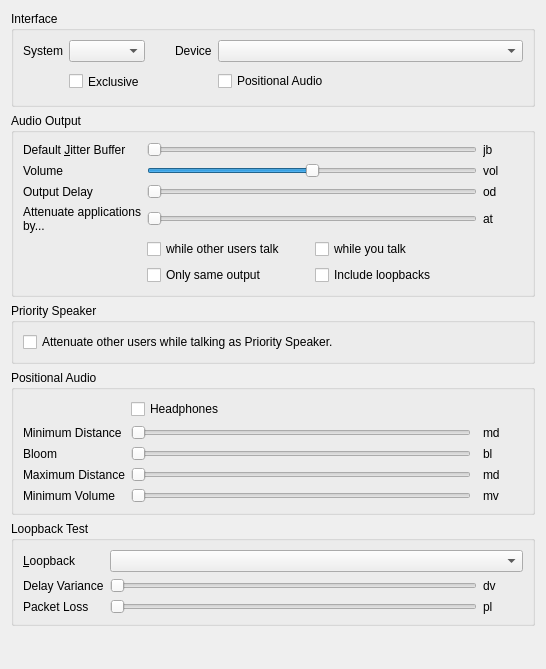
This is src/mumble/AudioOutput.ui in mumble-voip/mumble as Qt 5 draws it before an edit. The edited form follows.
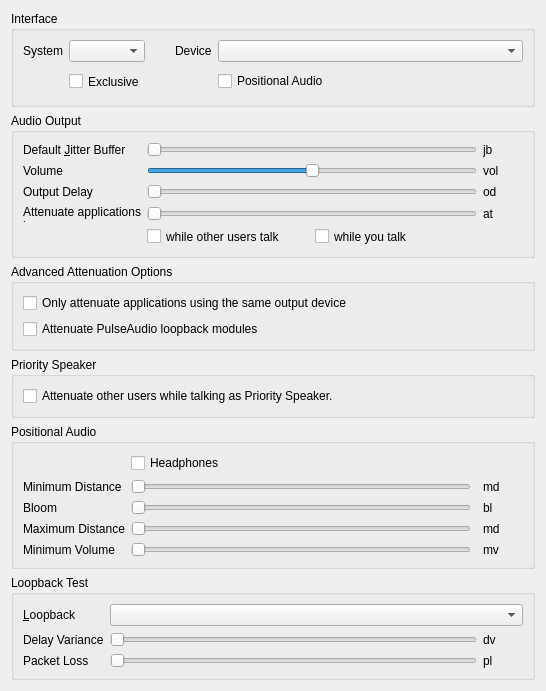
This is the edited form.

```diff
--- a/src/mumble/AudioOutput.ui
+++ b/src/mumble/AudioOutput.ui
@@ -330,10 +330,20 @@
         </item>
        </layout>
       </item>
-      <item row="6" column="1">
-       <layout class="QHBoxLayout" name="horizontalLayout_2">
+     </layout>
+    </widget>
+   </item>
         <item>
-         <widget class="QCheckBox" name="qcbOnlyAttenuateSameSink">
+    <widget class="QGroupBox" name="qgbAdvancedAttenuation">
+     <property name="toolTip">
+      <string/>
+     </property>
+     <property name="title">
+      <string>Advanced Attenuation Options</string>
+     </property>
+     <layout class="QVBoxLayout" name="verticalLayout_3">
+      <item>
+       <widget class="QCheckBox" name="qcbOnlyAttenuateSameOutput">
           <property name="toolTip">
            <string>If checked, Mumble will only attenuate applications that are using the same output source as Mumble</string>
           </property>
@@ -341,7 +351,7 @@
            <string>&lt;b&gt;Attenuate only applications using the same output as Mumble&lt;/b&gt;&lt;br /&gt;If checked, applications that use a different output than Mumble will not be attenuated.</string>
           </property>
           <property name="text">
-           <string>Only same output</string>
+         <string>Only attenuate applications using the same output device</string>
           </property>
          </widget>
         </item>
@@ -354,11 +364,9 @@
            <string>&lt;b&gt;PulseAudio only: Also attenuate loopback modules.&lt;/b&gt;&lt;br /&gt;If loopback modules are linked to Mumble's output/sink, they will also be attenuated.</string>
           </property>
           <property name="text">
-           <string>Include loopbacks</string>
-          </property>
-         </widget>
-        </item>
-       </layout>
+         <string>Attenuate PulseAudio loopback modules</string>
+        </property>
+       </widget>
       </item>
      </layout>
     </widget>
```
Left out of the diff: 4 changed lines with no effect on the pictures. Lines whose indentation alone changed are shown as unchanged.
